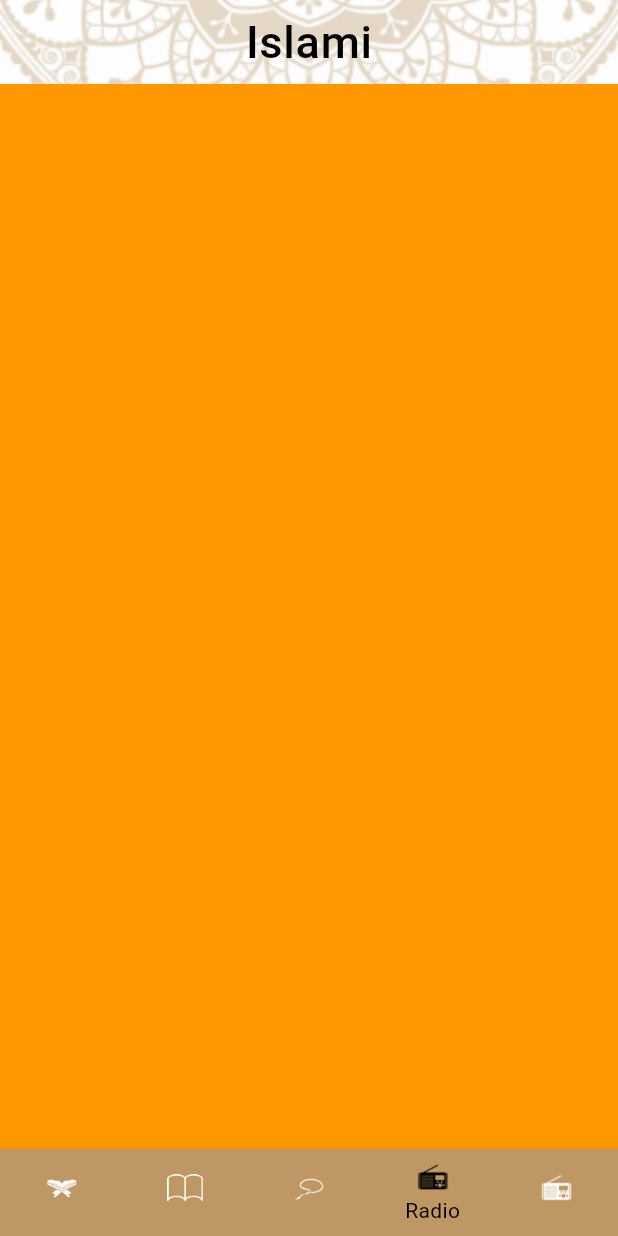
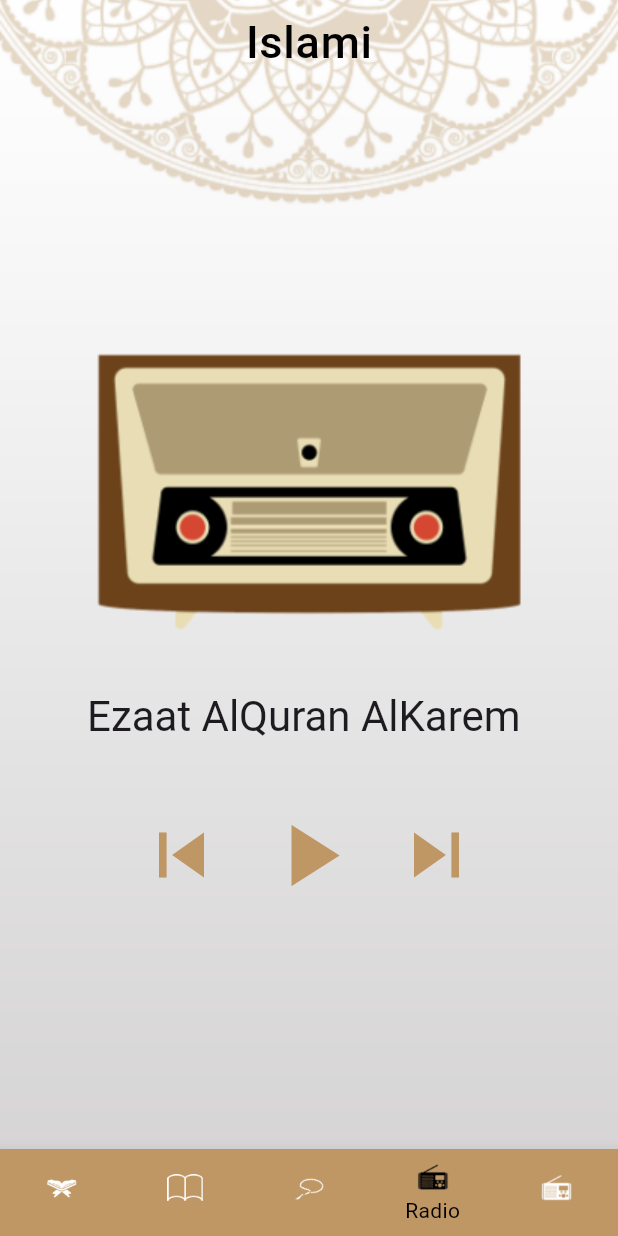
Before and after one commit to AhmedShehata2004/IslamiApp, a Flutter app: the screen it shows after launch, item 4 of the bottom bar chosen, on a phone screen of 412 x 824 dp. Run offline on Flutter 3.47's test engine with Material 3 defaults, Android fonts, the phone set to English and light mode, and no system bars.

Commit message:
make radio UI

```diff
--- a/lib/radio/radio_tab.dart
+++ b/lib/radio/radio_tab.dart
@@ -1,10 +1,31 @@
 import 'package:flutter/material.dart';
+import 'package:islami_app/new_theme.dart';
 
 class RadioTab extends StatelessWidget {
   const RadioTab({super.key});
 
   @override
   Widget build(BuildContext context) {
-    return Container(color: Colors.orange);
+    return Column(
+      mainAxisAlignment: MainAxisAlignment.center,
+      crossAxisAlignment: CrossAxisAlignment.center,
+      children: [
+        Image.asset("assets/images/radio_image.png"),
+        SizedBox(height: 20,),
+        Text("Ezaat AlQuran AlKarem ", style: Theme.of(context).textTheme.headlineMedium,),
+        SizedBox(height: 40,),
+        Row(
+          mainAxisAlignment: MainAxisAlignment.center,
+          crossAxisAlignment: CrossAxisAlignment.center,
+          children: [
+            Icon(Icons.skip_previous , color: MyTheme.primaryLight,size: 60,),
+            SizedBox(width: 20,),
+            Icon(Icons.play_arrow , color: MyTheme.primaryLight, size: 70,),
+            SizedBox(width: 20,),
+            Icon(Icons.skip_next , color: MyTheme.primaryLight,size: 60,),
+          ],
+        )
+      ],
+    );
   }
 }
--- a/lib/sebha/sebha_tab.dart
+++ b/lib/sebha/sebha_tab.dart
@@ -9,7 +9,6 @@ class SebhaTab extends StatefulWidget {
 }
 
 class _SebhaTabState extends State<SebhaTab> {
-  // قائمة الأذكار
   List<String> sebhaAzkar = [
     "سبحان الله",
     "الحمد لله",
@@ -74,12 +73,10 @@ class _SebhaTabState extends State<SebhaTab> {
           ),
 
           const SizedBox(height: 30),
-          // نص "عدد التسبيحات"
           Text("عدد التسبيحات", style: theme.textTheme.titleLarge?.copyWith(
             fontWeight: FontWeight.bold,
           )),
           const SizedBox(height: 20),
-          // عرض عدد التسبيحات
           Container(
             padding: const EdgeInsets.symmetric(horizontal: 30, vertical: 5),
             decoration: BoxDecoration(
@@ -91,7 +88,6 @@ class _SebhaTabState extends State<SebhaTab> {
             ),
           ),
           const SizedBox(height: 20),
-          // عرض الذكر الحالي
           Container(
             padding: const EdgeInsets.symmetric(horizontal: 30, vertical: 15),
             decoration: BoxDecoration(
```
